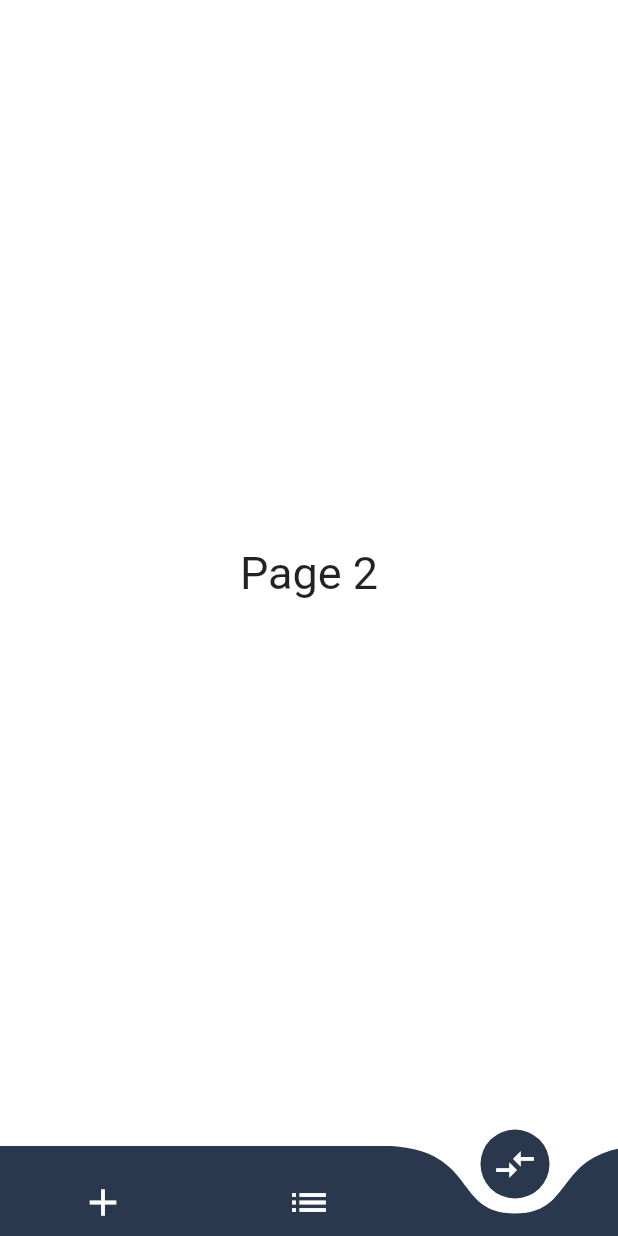
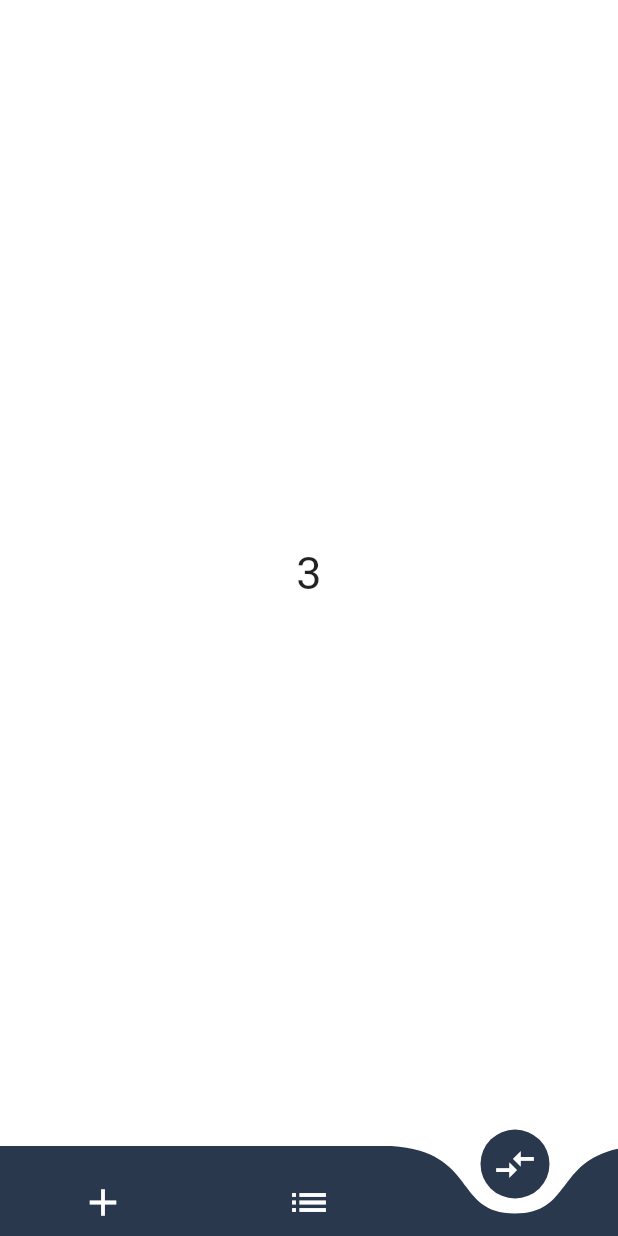
Before and after one commit to aexces/mong, a Flutter app: the screen it shows after launch, swiped to page 3, on a phone screen of 412 x 824 dp. Run offline on Flutter 3.47's test engine with Material 2 defaults, Android fonts, the phone set to English and light mode, and no system bars; drawn by our look-alikes of curved_navigation_bar; our stand-ins replace auto_route, bloc, flutter_bloc, freezed_annotation, get_it, injectable.

Commit message:
widget refractored

```diff
--- a/lib/presentation/pages/main/widgets/body.dart
+++ b/lib/presentation/pages/main/widgets/body.dart
@@ -1,5 +1,6 @@
 import 'package:flutter/material.dart';
 import 'package:flutter_bloc/flutter_bloc.dart';
+import 'package:mong/presentation/pages/main/widgets/lists.dart';
 
 import '../../../../application/main/main_bloc.dart';
 import '../../../../core/colors.dart';
@@ -24,10 +25,7 @@ class Body extends StatelessWidget {
           child: Center(
             child: BlocBuilder<MainBloc, MainState>(
               builder: (context, state) {
-                return Text(
-                  "Page ${state.bottomNavigationIndex}",
-                  style: const TextStyle(fontSize: 30),
-                );
+                return bodyLit[state.bottomNavigationIndex];
               },
             ),
           ),
--- a/lib/presentation/pages/main/widgets/lists.dart
+++ b/lib/presentation/pages/main/widgets/lists.dart
@@ -19,3 +19,23 @@ const List<Widget> iconsList = [
     color: kWhiteColor,
   ),
 ];
+const List bodyLit = [
+  Center(
+    child: Text(
+      "1",
+      style: TextStyle(fontSize: 30),
+    ),
+  ),
+  Center(
+    child: Text(
+      "2",
+      style: TextStyle(fontSize: 30),
+    ),
+  ),
+  Center(
+    child: Text(
+      "3",
+      style: TextStyle(fontSize: 30),
+    ),
+  ),
+];
```
